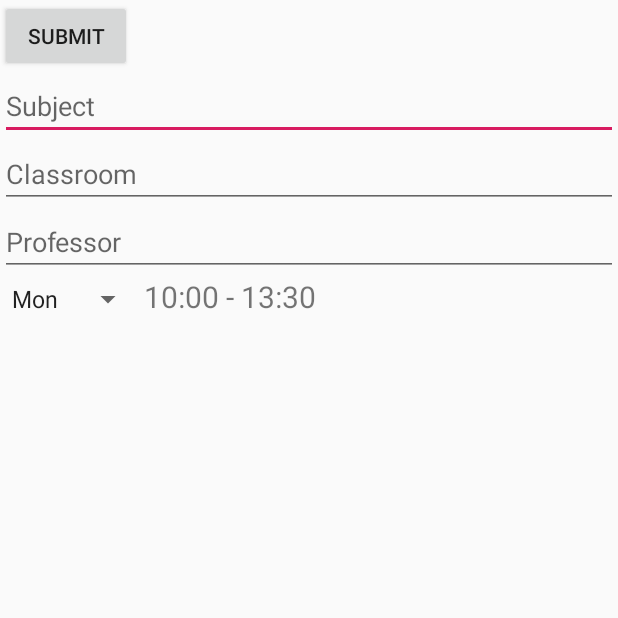
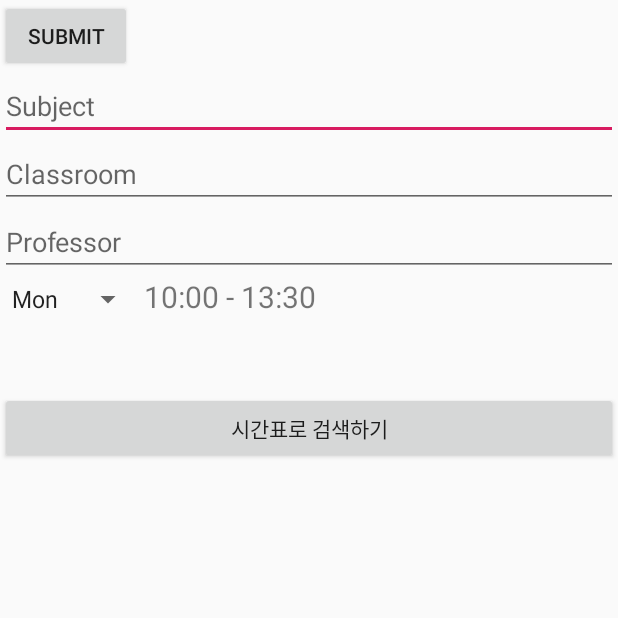
Before and after one commit to TwinkleRing/Capstone-Project, an Android app: the EditActivity screen opened directly, with no data from a screen before it, on a phone screen of 412 x 824 dp, the top half of it. Run offline under Robolectric (Android 15) with nearby library versions, the phone set to English and light mode, and no system bars; libraries missing offline, so code that uses them is left out: com.github.tlaabs.timetableview; 4 statements that could not run were skipped.

Commit message:
1026준홍수정(시간표)
시간표 기능 추가
예정 : DB연동으로 시간표 검색

```diff
--- a/app/src/main/res/layout/activity_edit.xml
+++ b/app/src/main/res/layout/activity_edit.xml
@@ -35,6 +35,12 @@
         <include layout="@layout/time_box"/>
 
     </LinearLayout>
+    <Button
+        android:layout_width="match_parent"
+        android:layout_height="wrap_content"
+        android:layout_marginTop="50dp"
+        android:layout_gravity="center"
+        android:text="시간표로 검색하기"/>
 
 
 </LinearLayout>
```
Also changed, not shown: app/src/main/res/values/ids.xml (added, +12 -0 lines).
